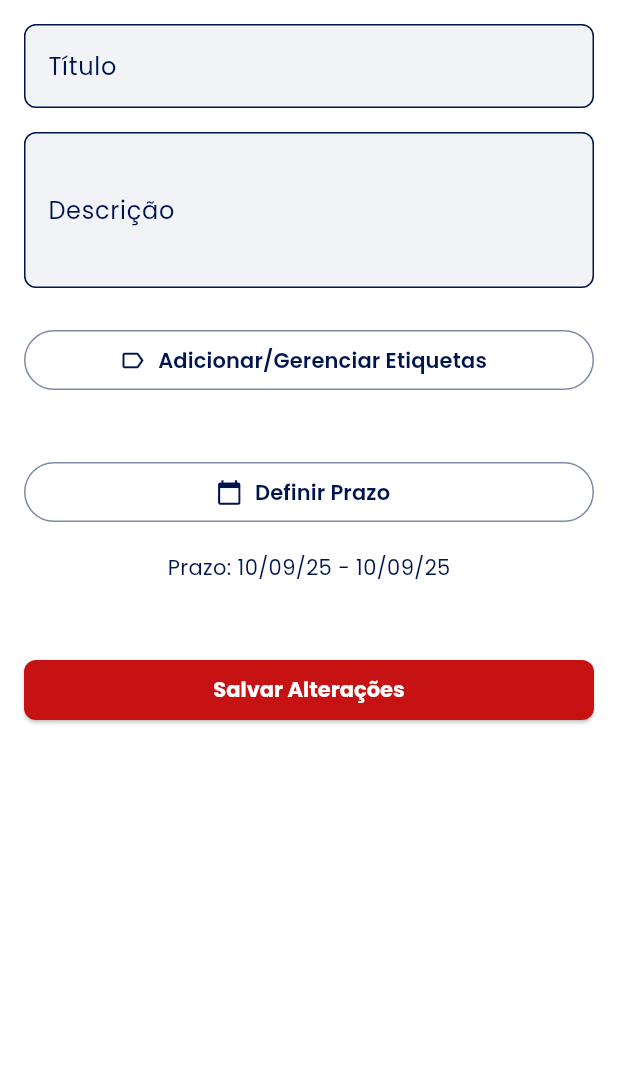
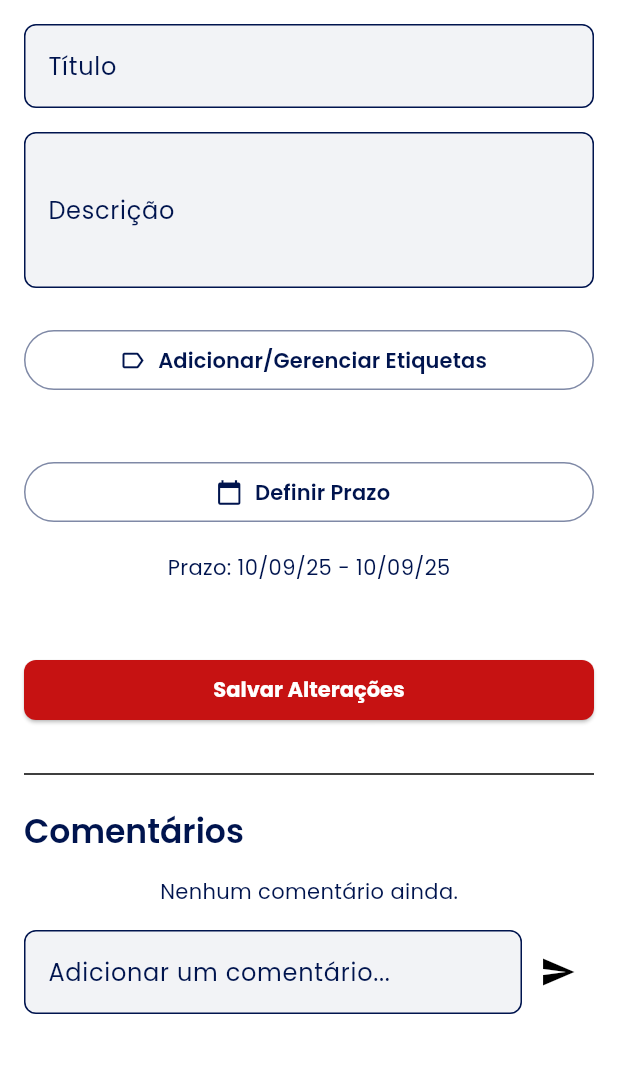
Before and after one commit to ErikVieiraFer/desafio_tecnico_webposto, a Flutter app: the EditTaskScreen screen opened directly with empty values, on a phone screen of 412 x 824 dp, the part 84-1157 px from its top. Run offline on Flutter 3.47's test engine with Material 3 defaults, Android fonts, the phone set to English and light mode, and no system bars; our stand-ins replace cloud_firestore, dio, firebase_auth, firebase_core, flutter_colorpicker, flutter_mobx and 6 more; accounts and stored records are empty; generated files the repository leaves out were written again; network calls fail.

Commit message:
Implementando o campo

```diff
--- a/lib/main.dart
+++ b/lib/main.dart
@@ -4,13 +4,13 @@ import 'package:desafio_tecnico/src/features/tasks/presentation/screens/home_scr
 import 'package:desafio_tecnico/src/features/auth/presentation/screens/login_screen.dart';
 import 'package:desafio_tecnico/src/repositories/auth_repository.dart';
 import 'package:desafio_tecnico/src/features/auth/presentation/stores/auth_store.dart';
+import 'package:desafio_tecnico/src/repositories/task_repository.dart';
 import 'package:firebase_core/firebase_core.dart';
 import 'package:flutter/material.dart';
 import 'package:flutter_mobx/flutter_mobx.dart';
 import 'package:desafio_tecnico/src/core/ui/theme/theme_store.dart';
 import 'package:desafio_tecnico/src/repositories/kanban_list_repository.dart';
 import 'package:desafio_tecnico/src/features/kanban/presentation/stores/kanban_store.dart';
-import 'package:desafio_tecnico/src/features/tasks/data/task_repository.dart';
 import 'package:desafio_tecnico/src/features/tasks/presentation/stores/tag_store.dart';
 import 'package:desafio_tecnico/src/features/tasks/data/tag_repository.dart'; // New import
 import 'package:desafio_tecnico/src/features/tasks/presentation/stores/task_store.dart';
--- a/lib/src/features/tasks/presentation/providers.dart
+++ b/lib/src/features/tasks/presentation/providers.dart
@@ -1,7 +1,7 @@
 import 'package:desafio_tecnico/src/features/tasks/data/tag_repository.dart';
-import 'package:desafio_tecnico/src/features/tasks/data/task_repository.dart';
 import 'package:desafio_tecnico/src/features/tasks/presentation/stores/tag_store.dart';
 import 'package:desafio_tecnico/src/features/tasks/presentation/stores/task_store.dart';
+import 'package:desafio_tecnico/src/repositories/task_repository.dart';
 
 // Repositories
 final tagRepository = TagRepository();
--- a/lib/src/features/tasks/presentation/screens/edit_task_screen.dart
+++ b/lib/src/features/tasks/presentation/screens/edit_task_screen.dart
@@ -2,8 +2,10 @@ import 'package:cloud_firestore/cloud_firestore.dart';
 import 'package:desafio_tecnico/main.dart';
 import 'package:desafio_tecnico/src/features/tasks/domain/tag.dart';
 import 'package:desafio_tecnico/src/features/tasks/domain/task.dart';
+import 'package:desafio_tecnico/src/features/tasks/presentation/stores/comment_store.dart';
 import 'package:desafio_tecnico/src/features/tasks/presentation/widgets/tag_selection_dialog.dart';
 import 'package:flutter/material.dart';
+import 'package:flutter_mobx/flutter_mobx.dart';
 import 'package:intl/intl.dart';
 
 class EditTaskScreen extends StatefulWidget {
@@ -18,6 +20,8 @@ class EditTaskScreen extends StatefulWidget {
 class _EditTaskScreenState extends State<EditTaskScreen> {
   late final TextEditingController _titleController;
   late final TextEditingController _descriptionController;
+  late final TextEditingController _commentController;
+  late final CommentStore _commentStore;
   final List<Tag> _selectedTags = [];
   DateTimeRange? _selectedDateRange;
 
@@ -26,6 +30,10 @@ class _EditTaskScreenState extends State<EditTaskScreen> {
     super.initState();
     _titleController = TextEditingController(text: widget.task.title);
     _descriptionController = TextEditingController(text: widget.task.description);
+    _commentController = TextEditingController();
+    _commentStore = CommentStore(taskRepository, authStore);
+    _commentStore.setupCommentsStream(widget.task.id!);
+
     _selectedTags.addAll(widget.task.tags);
 
     if (widget.task.startDate != null && widget.task.endDate != null) {
@@ -34,6 +42,15 @@ class _EditTaskScreenState extends State<EditTaskScreen> {
         end: widget.task.endDate!.toDate(),
       );
     }
+  }
+
+  @override
+  void dispose() {
+    _titleController.dispose();
+    _descriptionController.dispose();
+    _commentController.dispose();
+    _commentStore.dispose();
+    super.dispose();
   }
 
   void _saveTask() {
@@ -58,6 +75,14 @@ class _EditTaskScreenState extends State<EditTaskScreen> {
     );
     taskStore.updateTask(authStore.user!.uid, updatedTask);
     Navigator.of(context).pop();
+  }
+
+  void _addComment() {
+    if (_commentController.text.isNotEmpty) {
+      _commentStore.addComment(_commentController.text);
+      _commentController.clear();
+      FocusScope.of(context).unfocus();
+    }
   }
 
   void _showTagSelectionDialog() {
@@ -156,9 +181,64 @@ class _EditTaskScreenState extends State<EditTaskScreen> {
               onPressed: _saveTask,
               child: const Text('Salvar Alterações'),
             ),
+            const SizedBox(height: 24.0),
+            const Divider(),
+            const SizedBox(height: 16.0),
+            Text('Comentários', style: theme.textTheme.titleLarge),
+            const SizedBox(height: 16.0),
+            _buildCommentSection(),
           ],
         ),
       ),
     );
   }
+
+  Widget _buildCommentSection() {
+    return Column(
+      children: [
+        Observer(
+          builder: (_) {
+            if (_commentStore.comments.isEmpty) {
+              return const Center(child: Text('Nenhum comentário ainda.'));
+            }
+            return ListView.builder(
+              shrinkWrap: true,
+              physics: const NeverScrollableScrollPhysics(),
+              itemCount: _commentStore.comments.length,
+              itemBuilder: (context, index) {
+                final comment = _commentStore.comments[index];
+                return Card(
+                  margin: const EdgeInsets.symmetric(vertical: 4.0),
+                  child: ListTile(
+                    title: Text(comment.authorName, style: const TextStyle(fontWeight: FontWeight.bold)),
+                    subtitle: Text(comment.content),
+                    trailing: Text(
+                      DateFormat('dd/MM/yy HH:mm').format(comment.timestamp.toDate()),
+                      style: Theme.of(context).textTheme.bodySmall,
+                    ),
+                  ),
+                );
+              },
+            );
+          },
+        ),
+        const SizedBox(height: 16.0),
+        Row(
+          children: [
+            Expanded(
+              child: TextFormField(
+                controller: _commentController,
+                decoration: const InputDecoration(labelText: 'Adicionar um comentário...'),
+                onFieldSubmitted: (_) => _addComment(),
+              ),
+            ),
+            IconButton(
+              icon: const Icon(Icons.send),
+              onPressed: _addComment,
+            ),
+          ],
+        ),
+      ],
+    );
+  }
 }
--- a/lib/src/features/tasks/presentation/stores/task_store.dart
+++ b/lib/src/features/tasks/presentation/stores/task_store.dart
@@ -1,7 +1,8 @@
-import 'package:desafio_tecnico/src/features/tasks/data/task_repository.dart';
+
 import 'package:desafio_tecnico/src/features/tasks/domain/tag.dart';
 import 'package:desafio_tecnico/src/features/tasks/domain/task.dart';
 import 'package:desafio_tecnico/src/features/tasks/presentation/stores/tag_store.dart';
+import 'package:desafio_tecnico/src/repositories/task_repository.dart';
 import 'package:flutter/material.dart';
 import 'package:mobx/mobx.dart';
 import 'dart:async';
```
Also changed, not shown: lib/src/features/tasks/data/models/comment_model.dart (added, +37 -0 lines), lib/src/features/tasks/data/task_repository.dart (deleted, +0 -46 lines), lib/src/features/tasks/presentation/stores/comment_store.dart (added, +64 -0 lines), lib/src/repositories/task_repository.dart (+28 -3 lines), lib/src/features/tasks/presentation/stores/comment_store.g.dart (added).
